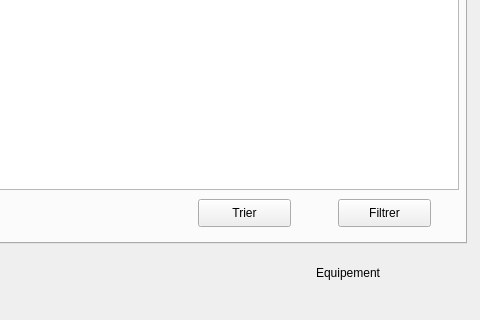
First picture: the form in Documents/maintenancee/maintenance.ui, repository hanenjabnoun-Esprit-2019/Smart_News_Agency_2A25, before the edit; both pictures show x 214 to 694 and y 137 to 457 of the 694 by 457 pixel window.
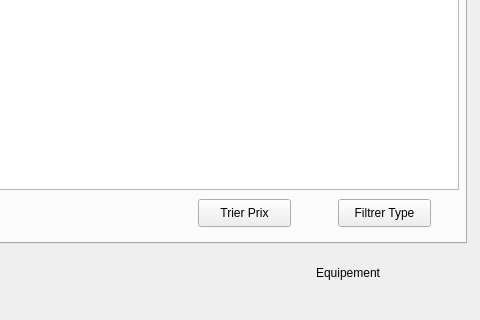
Second picture: the form after the edit. The open tabs and pages were chosen to show the change.

```diff
--- a/Documents/maintenancee/maintenance.ui
+++ b/Documents/maintenancee/maintenance.ui
@@ -231,7 +231,7 @@
         </rect>
        </property>
        <property name="text">
-        <string>Trier</string>
+        <string>Trier Prix</string>
        </property>
       </widget>
       <widget class="QPushButton" name="pushButton_8">
@@ -244,7 +244,7 @@
         </rect>
        </property>
        <property name="text">
-        <string>Filtrer</string>
+        <string>Filtrer Type</string>
        </property>
       </widget>
      </widget>
```
Left out of the diff: 4 changed lines with no effect on the pictures.
